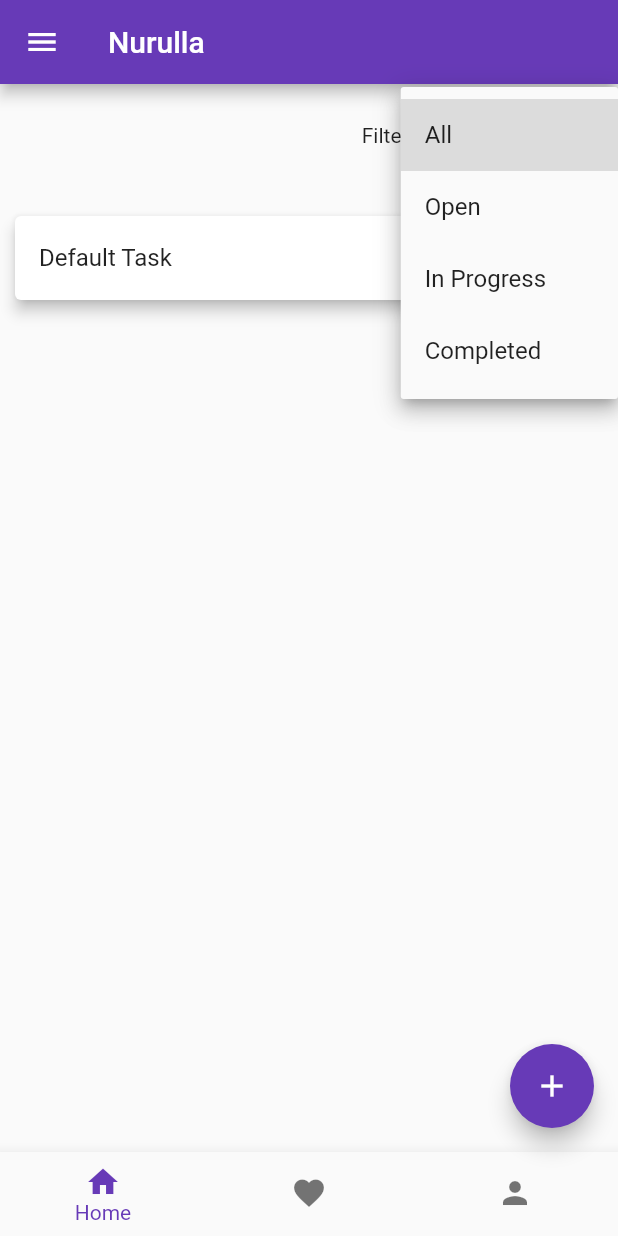
After one commit to zholdoshov/dig_app, a Flutter app: the MainPage screen opened by its route, after a tap on "All", on a phone screen of 412 x 824 dp. The commit adds this screen. Run offline on Flutter 3.47's test engine with Material 2 defaults, Android fonts, the phone set to English and light mode, and no system bars; our stand-ins replace go_router, tuple.

Commit message:
modified dart classes

```diff
--- a/lib/screens/home_page.dart
+++ b/lib/screens/home_page.dart
@@ -1,11 +1,8 @@
 // ignore_for_file: file_names
 
 import 'package:flutter/material.dart';
-import 'package:myapp/models/task_model.dart';
-import 'package:myapp/screens/task_page.dart';
+import 'package:myapp/util/show_task_list.dart';
 import 'package:myapp/forms/add_task_form.dart';
-import 'package:myapp/util/app_state.dart';
-import 'package:myapp/models/task_status_model.dart';
 
 class MainPage extends StatefulWidget {
   const MainPage({super.key});
@@ -17,15 +14,6 @@ class MainPage extends StatefulWidget {
 class HomePage extends State<MainPage> {
   static const String _title = 'Nurulla';
 
-  final Map<String, TaskStatus?> _filters = {
-    "All": null,
-    "Open": TaskStatus.Open,
-    "In Progress": TaskStatus.InProgress,
-    "Completed": TaskStatus.Completed
-  };
-
-  String? _selectedFilterValue = "All";
-  List<Task> _visibleTasks = AppState.getFilteredTasks(null);
   int currentBotNavIndex = 0;
 
   @override
@@ -33,8 +21,17 @@ class HomePage extends State<MainPage> {
     return Scaffold(
       appBar: AppBar(
         title: const Text(_title),
-        // backgroundColor: Colors.deepPurple,
-        leading: GestureDetector(
+        leading: navMenu(context),
+      ),
+      body: TaskList(),
+      floatingActionButton: goToTask(context),
+      bottomNavigationBar: bottomNav(),
+    );
+  }
+
+  // navMenu method to show and hide Navigation Menu
+  GestureDetector navMenu(BuildContext context) {
+    return GestureDetector(
       onTap: () {
         ScaffoldMessenger.of(context).showSnackBar(
           const SnackBar(
@@ -45,69 +42,12 @@ class HomePage extends State<MainPage> {
       child: const Icon(
         Icons.menu,
       ),
-        ),
-      ),
-      body: Column(
-        children: [
-          Padding(
-            padding: const EdgeInsets.all(10.0),
-            child: Row(
-              mainAxisAlignment: MainAxisAlignment.end,
-              children: [
-                const Text('Filter by: '),
-                DropdownButton<String>(
-                  onChanged: (String? newValue) {
-                    setState(() {
-                      _selectedFilterValue = newValue;
-                      _visibleTasks =
-                          AppState.getFilteredTasks(_filters[newValue]);
-                    });
-                  },
-                  value: _selectedFilterValue,
-                  items: _filters.keys.map<DropdownMenuItem<String>>(
-                    (String entry) {
-                      return DropdownMenuItem<String>(
-                        value: entry,
-                        child: Text(entry),
     );
-                    },
-                  ).toList(),
-                ),
-              ],
-            ),
-          ),
-          Padding(
-            padding: const EdgeInsets.all(10.0),
-            child: ListView.builder(
-              scrollDirection: Axis.vertical,
-              shrinkWrap: true,
-              itemCount: _visibleTasks.length,
-              itemBuilder: (context, index) {
-                final task = _visibleTasks[index];
-                return Card(
-                  elevation: 4,
-                  margin: const EdgeInsets.symmetric(vertical: 10),
-                  key: ValueKey(task.id),
-                  child: ListTile(
-                    title: Text(task.title),
-                    trailing: IconButton(
-                        icon: const Icon(Icons.edit),
-                        onPressed: () {
-                          Navigator.push(
-                            context,
-                            MaterialPageRoute(
-                              builder: (context) => TaskPage(task: task),
-                            ),
-                          );
-                        }),
-                  ),
-                );
-              },
-            ),
-          ),
-        ],
-      ),
-      floatingActionButton: FloatingActionButton(
+  }
+
+  // goToTask method when add FloatingActionButton is pressed
+  FloatingActionButton goToTask(BuildContext context) {
+    return FloatingActionButton(
       onPressed: () {
         Navigator.push(
           context,
@@ -115,8 +55,12 @@ class HomePage extends State<MainPage> {
         );
       },
       child: const Icon(Icons.add),
-      ),
-      bottomNavigationBar: BottomNavigationBar(
+    );
+  }
+
+  // botttomNav method to call BottomNavigationBar widget
+  BottomNavigationBar bottomNav() {
+    return BottomNavigationBar(
       currentIndex: currentBotNavIndex,
       showUnselectedLabels: false,
       onTap: (index) => setState(() => currentBotNavIndex = index),
@@ -135,7 +79,6 @@ class HomePage extends State<MainPage> {
           label: 'Profile',
         ),
       ],
-      ),
     );
   }
 }
--- /dev/null
+++ b/lib/util/show_task_list.dart
@@ -0,0 +1,91 @@
+// ignore_for_file: must_be_immutable
+
+import 'package:flutter/material.dart';
+import 'package:myapp/screens/task_details.dart';
+
+import '../models/task_model.dart';
+import '../models/task_status_model.dart';
+import 'app_state.dart';
+
+class TaskList extends StatefulWidget {
+  final Map<String, TaskStatus?> _filters = {
+    "All": null,
+    "Open": TaskStatus.Open,
+    "In Progress": TaskStatus.InProgress,
+    "Completed": TaskStatus.Completed
+  };
+
+  String _selectedFilterValue = "All";
+  List<Task> _visibleTasks = AppState.getFilteredTasks(null);
+
+  TaskList({super.key});
+
+  @override
+  State<TaskList> createState() => _TaskListState();
+}
+
+class _TaskListState extends State<TaskList> {
+  @override
+  Widget build(BuildContext context) {
+    return Column(
+      children: [
+        Padding(
+          padding: const EdgeInsets.all(10.0),
+          child: Row(
+            mainAxisAlignment: MainAxisAlignment.end,
+            children: [
+              const Text('Filter by: '),
+              DropdownButton<String>(
+                onChanged: (String? newValue) {
+                  setState(() {
+                    widget._selectedFilterValue = newValue!;
+                    widget._visibleTasks =
+                        AppState.getFilteredTasks(widget._filters[newValue]);
+                  });
+                },
+                value: widget._selectedFilterValue,
+                items: widget._filters.keys.map<DropdownMenuItem<String>>(
+                  (String entry) {
+                    return DropdownMenuItem<String>(
+                      value: entry,
+                      child: Text(entry),
+                    );
+                  },
+                ).toList(),
+              ),
+            ],
+          ),
+        ),
+        Padding(
+          padding: const EdgeInsets.all(10.0),
+          child: ListView.builder(
+            scrollDirection: Axis.vertical,
+            shrinkWrap: true,
+            itemCount: widget._visibleTasks.length,
+            itemBuilder: (context, index) {
+              final task = widget._visibleTasks[index];
+              return Card(
+                elevation: 4,
+                margin: const EdgeInsets.symmetric(vertical: 10),
+                key: ValueKey(task.id),
+                child: ListTile(
+                  title: Text(task.title),
+                  trailing: IconButton(
+                      icon: const Icon(Icons.edit),
+                      onPressed: () {
+                        Navigator.push(
+                          context,
+                          MaterialPageRoute(
+                            builder: (context) => TaskDetails(task: task),
+                          ),
+                        );
+                      }),
+                ),
+              );
+            },
+          ),
+        ),
+      ],
+    );
+  }
+}
```
Also changed, not shown: lib/forms/add_task_form.dart (+17 -19 lines), lib/screens/task_details.dart (renamed from lib/screens/task_page.dart, +20 -60 lines), lib/util/add_related_issue.dart (+13 -8 lines), lib/util/delete_task.dart (added, +59 -0 lines). Lines whose indentation alone changed are shown as unchanged.
